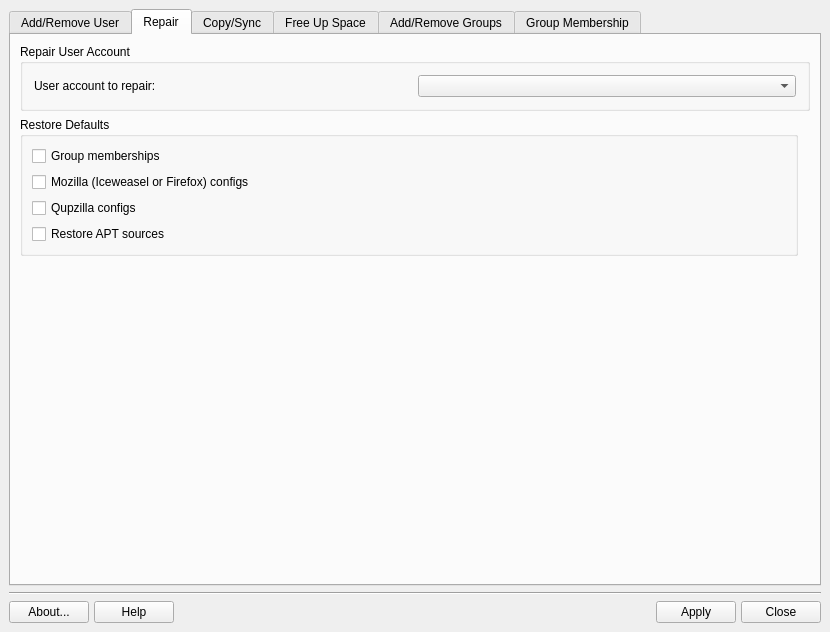
The window that meconfig.ui (MX-Linux/mx-user) describes before a commit, drawn with Qt 5.
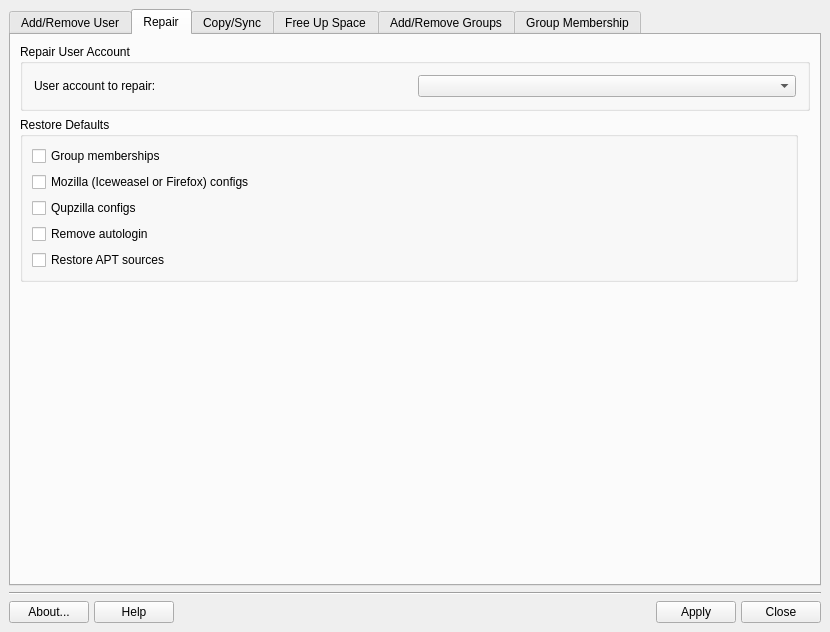
The same window after the commit. The open tabs and pages were chosen to show the change. Icons and pictures are not drawn.

Commit message: added restore autologin checkbox

What changed in the file:
```diff
--- a/meconfig.ui
+++ b/meconfig.ui
@@ -341,7 +341,7 @@
        <property name="spacing">
         <number>6</number>
        </property>
-       <item row="3" column="0" colspan="3">
+       <item row="4" column="0" colspan="3">
         <spacer>
          <property name="orientation">
           <enum>Qt::Vertical</enum>
@@ -467,7 +467,7 @@
             </property>
            </widget>
           </item>
-          <item row="5" column="0">
+          <item row="7" column="0">
            <widget class="QCheckBox" name="checkApt">
             <property name="toolTip">
              <string>Restore APT sources to MX defaults</string>
@@ -477,6 +477,13 @@
             </property>
            </widget>
           </item>
+          <item row="6" column="0">
+           <widget class="QCheckBox" name="checkRemoveAutologin">
+            <property name="text">
+             <string>Remove autologin</string>
+            </property>
+           </widget>
+          </item>
          </layout>
         </widget>
        </item>
```
Left out of the diff: 8 changed lines with no effect on the pictures. The commit also changes 18 other files.
